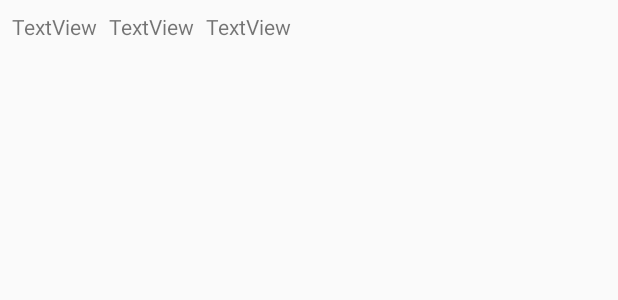
After one commit to Mantykora/BakingApp, an Android app: the layout ingredients_list_item.xml on its own in the app's theme, with its tools: preview values and no code run, on a phone screen of 412 x 824 dp. The commit adds this screen. Shown: the top 300 px of the screen. Run offline under Robolectric (Android 15) with nearby library versions, the phone set to English and light mode, and no system bars.

Commit message:
Shows list of ingredients

```diff
--- a/app/src/main/AndroidManifest.xml
+++ b/app/src/main/AndroidManifest.xml
@@ -1,6 +1,8 @@
 <?xml version="1.0" encoding="utf-8"?>
 <manifest xmlns:android="http://schemas.android.com/apk/res/android"
     package="com.example.roza.bakingapp">
+
+    <uses-permission android:name="android.permission.INTERNET" />
 
     <application
         android:allowBackup="true"
@@ -19,6 +21,6 @@
         <activity android:name=".RecipeStepsActivity"/>
     </application>
 
-    <uses-permission android:name="android.permission.INTERNET" />
+
 
 </manifest>
--- a/app/src/main/java/com/example/roza/bakingapp/models/Recipe.java
+++ b/app/src/main/java/com/example/roza/bakingapp/models/Recipe.java
@@ -61,7 +61,7 @@ public class Recipe implements Parcelable {
         this.recipeImage = recipeImage;
     }
 
-    public List<Ingredients> getIngredientsList() {
+    public ArrayList<Ingredients> getIngredientsList() {
         return ingredientsList;
     }
 
--- a/app/src/main/res/layout/fragment_recipes.xml
+++ b/app/src/main/res/layout/fragment_recipes.xml
@@ -3,8 +3,7 @@
     xmlns:app="http://schemas.android.com/apk/res-auto"
     xmlns:tools="http://schemas.android.com/tools"
     android:layout_width="match_parent"
-    android:layout_height="match_parent"
-    tools:context="com.example.roza.bakingapp.MainActivity">
+    android:layout_height="match_parent">
 
     <android.support.v7.widget.RecyclerView
         android:layout_width="match_parent"
--- /dev/null
+++ b/app/src/main/res/layout/ingredients_list_item.xml
@@ -0,0 +1,38 @@
+<?xml version="1.0" encoding="utf-8"?>
+<android.support.constraint.ConstraintLayout
+    xmlns:android="http://schemas.android.com/apk/res/android"
+    xmlns:app="http://schemas.android.com/apk/res-auto"
+    xmlns:tools="http://schemas.android.com/tools"
+    android:layout_width="wrap_content"
+    android:layout_height="wrap_content">
+
+    <TextView
+        android:id="@+id/quantity_tv"
+        android:layout_width="wrap_content"
+        android:layout_height="wrap_content"
+        android:layout_marginStart="8dp"
+        android:layout_marginTop="8dp"
+        android:text="TextView"
+        app:layout_constraintStart_toStartOf="parent"
+        app:layout_constraintTop_toTopOf="parent" />
+
+    <TextView
+        android:id="@+id/measure_tv"
+        android:layout_width="wrap_content"
+        android:layout_height="wrap_content"
+        android:layout_marginStart="8dp"
+        android:layout_marginTop="8dp"
+        android:text="TextView"
+        app:layout_constraintStart_toEndOf="@+id/quantity_tv"
+        app:layout_constraintTop_toTopOf="parent" />
+
+    <TextView
+        android:id="@+id/ingrediet_tv"
+        android:layout_width="wrap_content"
+        android:layout_height="wrap_content"
+        android:layout_marginStart="8dp"
+        android:layout_marginTop="8dp"
+        android:text="TextView"
+        app:layout_constraintStart_toEndOf="@+id/measure_tv"
+        app:layout_constraintTop_toTopOf="parent" />
+</android.support.constraint.ConstraintLayout>
--- a/gradle.properties
+++ b/gradle.properties
@@ -11,6 +11,7 @@
 # The setting is particularly useful for tweaking memory settings.
 org.gradle.jvmargs=-Xmx1536m
 
+
 # When configured, Gradle will run in incubating parallel mode.
 # This option should only be used with decoupled projects. More details, visit
 # http://www.gradle.org/docs/current/userguide/multi_project_builds.html#sec:decoupled_projects
```
Also changed, not shown: app/src/main/java/com/example/roza/bakingapp/Adapters/IngredientsAdapter.java (added, +87 -0 lines), app/src/main/java/com/example/roza/bakingapp/IngredientsListFragment.java (+31 -0 lines), app/src/main/java/com/example/roza/bakingapp/StepsFragment.java (+6 -2 lines), app/src/main/java/com/example/roza/bakingapp/utils/JsonUtils.java (+5 -3 lines), app/src/main/res/layout/fragment_ingredients.xml (+14 -3 lines).
